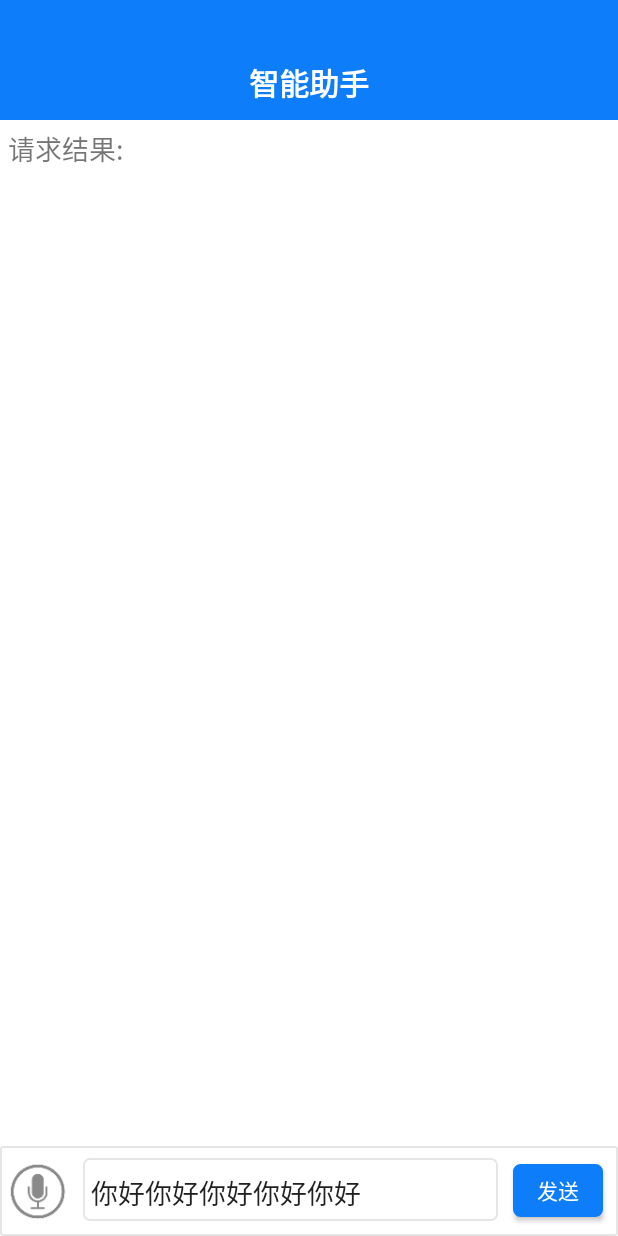
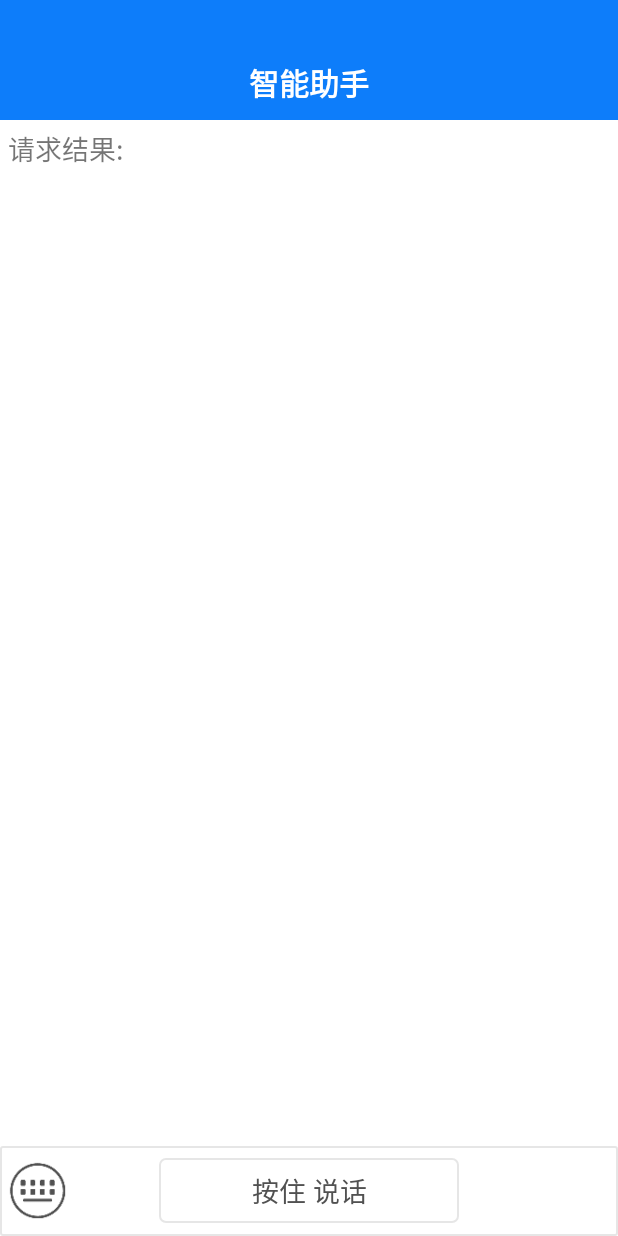
Before and after one commit to sshhsun-code/MyVoiceAssistant, an Android app: the RobotChatActivity screen opened directly, with no data from a screen before it, after a tap on an icon or button, on a phone screen of 412 x 824 dp. Run offline under Robolectric (Android 15) with nearby library versions, the light colour scheme and no system bars.

Commit message:
[Main] 主界面UI优化

```diff
--- a/app/src/main/java/com/example/haizhu/myvoiceassistant/ui/RobotChatActivity.java
+++ b/app/src/main/java/com/example/haizhu/myvoiceassistant/ui/RobotChatActivity.java
@@ -5,6 +5,7 @@ import android.graphics.Color;
 import android.os.Build;
 import android.os.Bundle;
 import android.text.TextUtils;
+import android.view.MotionEvent;
 import android.view.View;
 import android.view.Window;
 import android.view.WindowManager;
@@ -78,12 +79,21 @@ public class RobotChatActivity extends Activity implements View.OnClickListener,
         image_voice = (TextView) findViewById(R.id.image_voice);
         image_keyboard = (ImageView) findViewById(R.id.image_keyboard);
 
+        text_chat_bottom.setVisibility(View.VISIBLE);
+        voice_chat_bottom.setVisibility(View.GONE);
+
         result_show = (TextView) findViewById(R.id.result_show);
         image_voice_in_text.setOnClickListener(this);
         id_chat_send.setOnClickListener(this);
         id_chat_msg.setOnClickListener(this);
-        image_voice.setOnClickListener(this);
         image_keyboard.setOnClickListener(this);
+
+        image_voice.setOnTouchListener(new View.OnTouchListener() {
+            @Override
+            public boolean onTouch(View v, MotionEvent event) {
+                return false;
+            }
+        });
     }
 
     @Override
@@ -104,21 +114,31 @@ public class RobotChatActivity extends Activity implements View.OnClickListener,
 
     }
 
+    /**
+     * 更新底部layout View
+     * @param isVoiceShow
+     */
+    private void refreshBottomLayout(boolean isVoiceShow) {
+        if (text_chat_bottom == null || voice_chat_bottom == null) {
+            return;
+        }
+        text_chat_bottom.setVisibility(isVoiceShow ? View.GONE : View.VISIBLE);
+        voice_chat_bottom.setVisibility(isVoiceShow ? View.VISIBLE : View.GONE);
+    }
+
     @Override
     public void onClick(View v) {
         switch (v.getId()) {
-            case R.id.text_chat_bottom:
+            case R.id.image_voice_in_text:
+                refreshBottomLayout(true);
                 break;
             case R.id.id_chat_send:
                 if (!TextUtils.isEmpty(id_chat_msg.getText())) {
                     TruingDataHandler.requestTruingAnswer(id_chat_msg.getText().toString());
                 }
                 break;
-            case R.id.id_chat_msg:
-                break;
-            case R.id.image_voice:
-                break;
             case R.id.image_keyboard:
+                refreshBottomLayout(false);
                 break;
         }
     }
--- a/app/src/main/java/com/example/haizhu/myvoiceassistant/utils/HttpUtil.java
+++ b/app/src/main/java/com/example/haizhu/myvoiceassistant/utils/HttpUtil.java
@@ -36,7 +36,7 @@ public class HttpUtil {
         {
             e.printStackTrace();
         }
-        return URL_STR + "?key=" + API_KEY + "&info=" + msg + "&userid" + USER_ID;
+        return URL_STR + "?key=" + API_KEY + "&info=" + msg + "&userid=" + USER_ID;
     }
 
     public static Result sendMsg(String msg) throws Exception
--- /dev/null
+++ b/app/src/main/res/drawable/chat_send_bt_press.xml
@@ -0,0 +1,6 @@
+<?xml version="1.0" encoding="utf-8"?>
+<shape xmlns:android="http://schemas.android.com/apk/res/android">
+    <corners android:radius="4dp"/>
+    <solid android:color="#1296db" />
+    <stroke android:color="#1296db" android:width="2dp"/>
+</shape>
--- /dev/null
+++ b/app/src/main/res/drawable/msg_edit_bg.xml
@@ -0,0 +1,6 @@
+<?xml version="1.0" encoding="utf-8"?>
+<selector xmlns:android="http://schemas.android.com/apk/res/android">
+    <item android:state_focused="true" android:drawable="@drawable/robot_edit_bg_pressed"/>
+    <item android:state_focused="false" android:drawable="@drawable/robot_edit_bg_normal"/>
+    <item android:state_pressed="true" android:drawable="@drawable/robot_edit_bg_pressed"/>
+</selector>
--- /dev/null
+++ b/app/src/main/res/drawable/msg_send_bg.xml
@@ -0,0 +1,5 @@
+<?xml version="1.0" encoding="utf-8"?>
+<selector xmlns:android="http://schemas.android.com/apk/res/android">
+    <item android:state_focused="false" android:drawable="@drawable/chat_send_bt"/>
+    <item android:state_pressed="true" android:drawable="@drawable/chat_send_bt_press"/>
+</selector>
--- /dev/null
+++ b/app/src/main/res/drawable/voice_switch_bg.xml
@@ -0,0 +1,6 @@
+<?xml version="1.0" encoding="utf-8"?>
+<selector xmlns:android="http://schemas.android.com/apk/res/android">
+    <item android:state_focused="true" android:drawable="@drawable/voice_press"/>
+    <item android:state_focused="false" android:drawable="@drawable/voice_normal"/>
+    <item android:state_pressed="true" android:drawable="@drawable/voice_press"/>
+</selector>
--- a/app/src/main/res/layout/activity_robot_chat.xml
+++ b/app/src/main/res/layout/activity_robot_chat.xml
@@ -38,7 +38,7 @@
             android:layout_alignParentLeft="true"
             android:layout_marginLeft="5dp"
             android:layout_centerVertical="true"
-            android:background="@drawable/voice_normal"/>
+            android:background="@drawable/voice_switch_bg"/>
 
         <Button
             android:id="@+id/id_chat_send"
@@ -48,7 +48,7 @@
             android:layout_centerVertical="true"
             android:layout_marginRight="10dp"
             android:textColor="#FFF"
-            android:background="@drawable/chat_send_bt"
+            android:background="@drawable/msg_send_bg"
             android:onClick="sendMessage"
             android:text="发送" />
 
@@ -62,15 +62,15 @@
             android:text="你好你好你好你好你好"
             android:gravity="bottom"
             android:paddingRight="4dp"
-            android:paddingBottom="5dp"
+            android:paddingBottom="7dp"
             android:paddingTop="10dp"
             android:layout_marginBottom="10dp"
             android:layout_alignParentBottom="true"
             android:layout_toEndOf="@id/image_voice_in_text"
             android:layout_marginRight="10dp"
             android:layout_toStartOf="@id/id_chat_send"
-            android:background="@drawable/robot_edit_bg_normal"
-            android:textSize="18sp" />
+            android:background="@drawable/msg_edit_bg"
+            android:textSize="18sp"/>
     </RelativeLayout>
     <RelativeLayout
         android:id="@+id/voice_chat_bottom"
@@ -83,18 +83,18 @@
         <TextView
             android:id="@+id/image_voice"
             android:layout_width="200dp"
-            android:layout_height="50dp"
+            android:layout_height="43dp"
             android:layout_centerInParent="true"
             android:text="按住 说话"
             android:gravity="center"
             android:textColor="#515151"
-            android:textSize="20sp"
-            android:background="@drawable/robot_text_bg_normal"/>
+            android:textSize="18sp"
+            android:background="@drawable/msg_edit_bg"/>
 
         <ImageView
             android:id="@+id/image_keyboard"
-            android:layout_width="45dp"
-            android:layout_height="45dp"
+            android:layout_width="40dp"
+            android:layout_height="40dp"
             android:layout_alignParentLeft="true"
             android:layout_marginLeft="5dp"
             android:layout_centerVertical="true"
```
